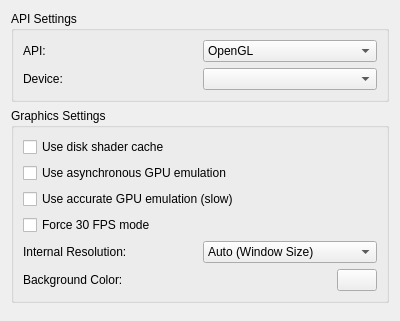
The window that src/yuzu/configuration/configure_graphics.ui (yuzu-emu-mirror/yuzu) describes before a commit, drawn with Qt 5.
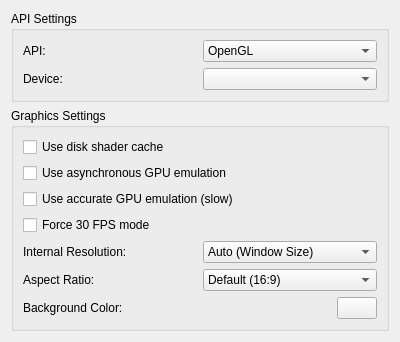
The same window after the commit.

Commit message: Add option aspect ratio

Diff of the .ui file:
```diff
--- a/src/yuzu/configuration/configure_graphics.ui
+++ b/src/yuzu/configuration/configure_graphics.ui
@@ -138,6 +138,33 @@
           </item>
          </layout>
         </item>
+        <item>
+         <layout class="QHBoxLayout" name="horizontalLayout_6">
+          <item>
+           <widget class="QLabel" name="ar_label">
+            <property name="text">
+             <string>Aspect Ratio:</string>
+            </property>
+           </widget>
+          </item>
+          <item>
+           <widget class="QComboBox" name="aspect_ratio_combobox">
+            <item>
+             <property name="text">
+              <string>Default (16:9)</string>
+             </property>
+            </item>
+            <item>
+             <property name="text">
+              <string>Stretch to window</string>
+             </property>
+            </item>
+           </widget>
+          </item>
+         </layout>
+        </item>
+        <item>
+        </item>
         <item>
          <layout class="QHBoxLayout" name="horizontalLayout_3">
           <item>
```
The commit also changes 8 other files.
